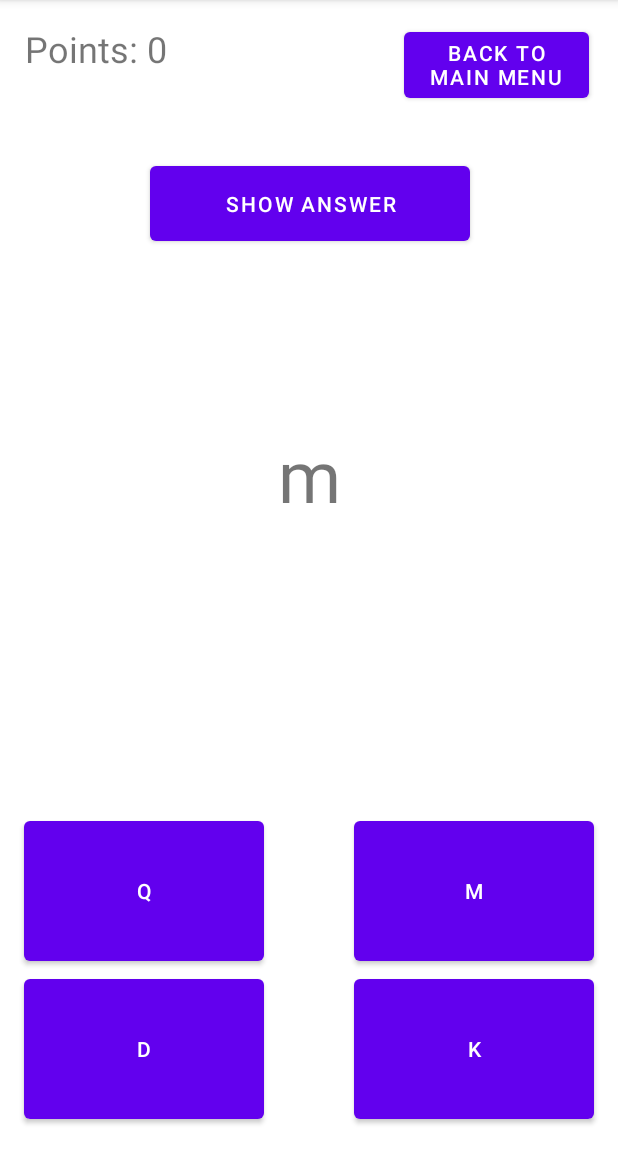
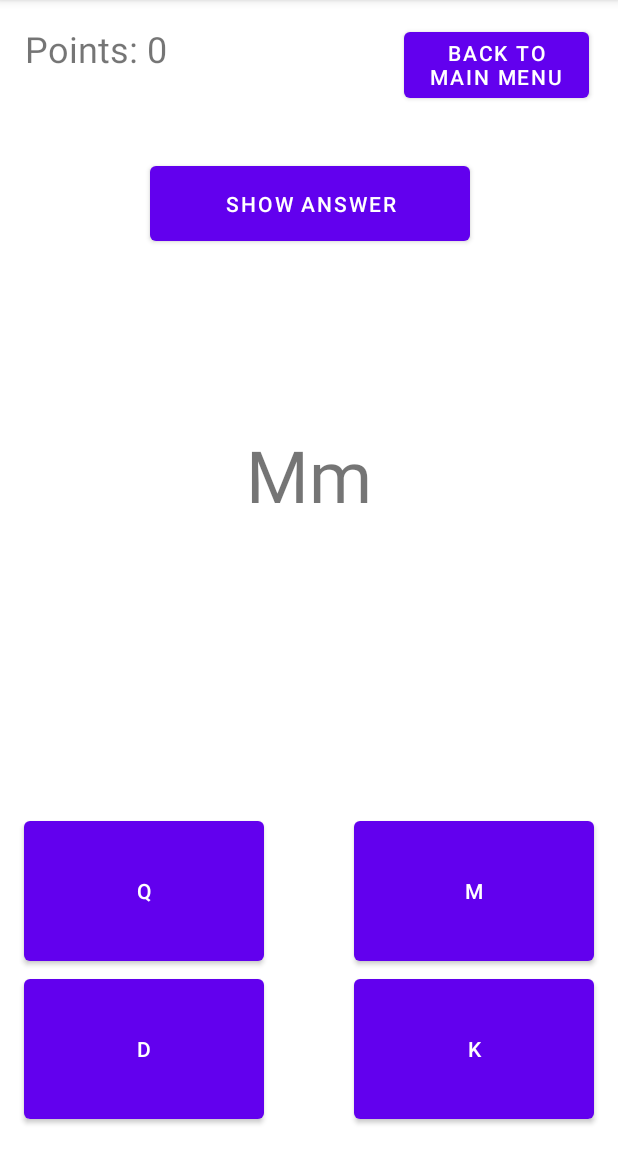
Before and after one commit to evangrau/CS315FinalProjectEKG, an Android app: the QuizActivity screen opened directly, with no data from a screen before it, after a tap on "SHOW ANSWER", on a phone screen of 412 x 824 dp, the part 84-1236 px from its top. Run offline under Robolectric (Android 15) with nearby library versions, the phone set to English and light mode, and no system bars; 2 statements that could not run were skipped.

Commit message:
no dupes actually works now + no points if shown answer

```diff
--- a/app/src/main/java/com/example/cs315finalprojectekg/QuizActivity.java
+++ b/app/src/main/java/com/example/cs315finalprojectekg/QuizActivity.java
@@ -9,6 +9,7 @@ import android.widget.Button;
 import android.widget.ImageView;
 import android.widget.TextView;
 
+import java.util.Locale;
 import java.util.Random;
 
 public class QuizActivity extends AppCompatActivity {
@@ -41,6 +42,7 @@ public class QuizActivity extends AppCompatActivity {
         showAnswerBtn = (Button) findViewById(R.id.show_answer);
         showAnswerBtn.setOnClickListener(view -> {
             answerLabel.setVisibility(View.VISIBLE);
+            points--;
         });
 
         mainMenuBtn = (Button) findViewById(R.id.main_menu_btn);
@@ -82,6 +84,9 @@ public class QuizActivity extends AppCompatActivity {
 
     private void changePoints(String buttonText) {
         String answer = answerLabel.getText().toString();
+        if (quizType.equals("letters")) {
+            answer = String.valueOf(answer.charAt(1));
+        }
         if (answer.equals(buttonText)) {
             points++;
         }
@@ -101,15 +106,17 @@ public class QuizActivity extends AppCompatActivity {
         for (int i = 0; i < 4; i++) {
             int rng = random.nextInt(26);
             if (i != 0) {
-                while (chosen[i - 1] == letters[rng]) {
-                    rng = random.nextInt(26);
+                for (int j = i-1; j > 0; j--) {
+                    while (chosen[j] == letters[rng]) {
+                        rng = random.nextInt(26);
+                    }
                 }
             }
             chosen[i] = letters[rng];
         }
         int rng = random.nextInt(4);
         String answer = chosen[rng];
-        answerLabel.setText(answer);
+        answerLabel.setText(answer.toUpperCase() + answer);
         topLeftBtn.setText(chosen[0]);
         topRightBtn.setText(chosen[1]);
         bottomLeftBtn.setText(chosen[2]);
@@ -123,8 +130,10 @@ public class QuizActivity extends AppCompatActivity {
         for (int i = 0; i < 4; i++) {
             int rng = random.nextInt(6);
             if (i != 0) {
-                while (chosen[i - 1] == colors[rng]) {
-                    rng = random.nextInt(6);
+                for (int j = i-1; j > 0; j--) {
+                    while (chosen[j] == colors[rng]) {
+                        rng = random.nextInt(6);
+                    }
                 }
             }
             chosen[i] = colors[rng];
```
